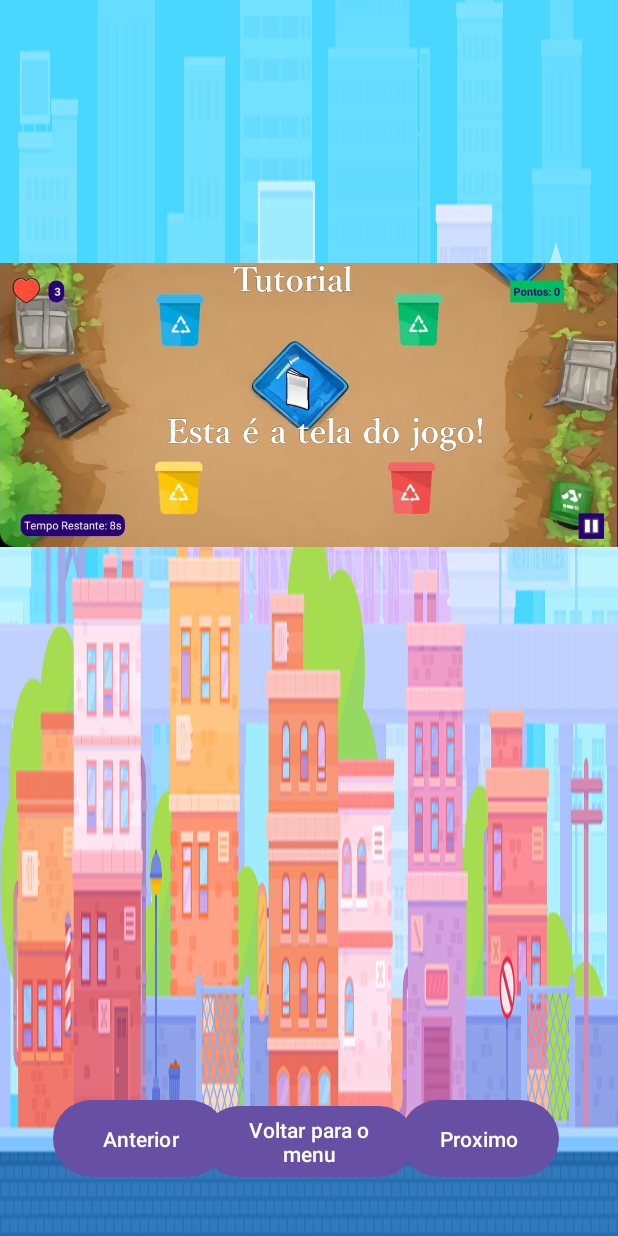
After one commit to arturstaation/EcoTrashers, an Android app: the layout activity_tutorial.xml on its own in the app's theme, with its tools: preview values and no code run, on a phone screen of 412 x 824 dp. The commit adds this screen. Run offline under Robolectric (Android 15) with nearby library versions, the phone set to English and light mode, and no system bars.

Commit message:
Adicionado tutorial do jogo

```diff
--- a/app/src/main/res/layout/activity_main.xml
+++ b/app/src/main/res/layout/activity_main.xml
@@ -42,7 +42,7 @@
         android:layout_marginTop="43dp"
         android:backgroundTint="@color/primary_color"
         android:elevation="4dp"
-        android:onClick="onJogar"
+        android:onClick="onTutorial"
         android:text="Tutorial"
         android:textColor="@color/white"
         app:layout_constraintBottom_toBottomOf="parent"
--- /dev/null
+++ b/app/src/main/res/layout/activity_tutorial.xml
@@ -0,0 +1,57 @@
+<?xml version="1.0" encoding="utf-8"?>
+<androidx.constraintlayout.widget.ConstraintLayout xmlns:android="http://schemas.android.com/apk/res/android"
+    xmlns:app="http://schemas.android.com/apk/res-auto"
+    xmlns:tools="http://schemas.android.com/tools"
+    android:layout_width="match_parent"
+    android:layout_height="match_parent"
+    android:background="@drawable/menu_backgorund"
+    tools:context=".MainActivity">
+
+    <ImageView
+        android:id="@+id/imagem_tutorial"
+        android:layout_width="wrap_content"
+        android:layout_height="wrap_content"
+        app:srcCompat="@drawable/imagem1"
+        tools:layout_editor_absoluteX="0dp"
+        tools:layout_editor_absoluteY="-16dp" />
+
+    <Button
+        android:id="@+id/button4"
+        android:layout_width="116dp"
+        android:layout_height="59dp"
+        android:onClick="onRemover"
+        android:text="Anterior"
+        app:layout_constraintBottom_toBottomOf="parent"
+        app:layout_constraintEnd_toEndOf="parent"
+        app:layout_constraintHorizontal_bias="0.12"
+        app:layout_constraintStart_toStartOf="parent"
+        app:layout_constraintTop_toTopOf="parent"
+        app:layout_constraintVertical_bias="0.954" />
+
+    <Button
+        android:id="@+id/button5"
+        android:layout_width="106dp"
+        android:layout_height="59dp"
+        android:onClick="onAdd"
+        android:text="Proximo"
+        app:layout_constraintBottom_toBottomOf="parent"
+        app:layout_constraintEnd_toEndOf="parent"
+        app:layout_constraintHorizontal_bias="0.872"
+        app:layout_constraintStart_toStartOf="parent"
+        app:layout_constraintTop_toTopOf="parent"
+        app:layout_constraintVertical_bias="0.954" />
+
+    <Button
+        android:id="@+id/button7"
+        android:layout_width="141dp"
+        android:layout_height="55dp"
+        android:onClick="onPerder"
+        android:text="Voltar para o menu"
+        app:layout_constraintBottom_toBottomOf="parent"
+        app:layout_constraintEnd_toEndOf="parent"
+        app:layout_constraintHorizontal_bias="0.499"
+        app:layout_constraintStart_toStartOf="parent"
+        app:layout_constraintTop_toTopOf="parent"
+        app:layout_constraintVertical_bias="0.954" />
+
+</androidx.constraintlayout.widget.ConstraintLayout>
```
Also changed, not shown: app/src/main/java/com/example/ihc/MainActivity.java (+54 -1 lines), app/src/main/res/drawable/imagem1.png (added), app/src/main/res/drawable/imagem10.png (added), app/src/main/res/drawable/imagem11.png (added), app/src/main/res/drawable/imagem12.png (added), app/src/main/res/drawable/imagem13.png (added), app/src/main/res/drawable/imagem2.png (added), app/src/main/res/drawable/imagem3.png (added), app/src/main/res/drawable/imagem4.png (added), app/src/main/res/drawable/imagem5.png (added), app/src/main/res/drawable/imagem6.png (added), app/src/main/res/drawable/imagem7.png (added), app/src/main/res/drawable/imagem8.png (added), app/src/main/res/drawable/imagem9.png (added).
